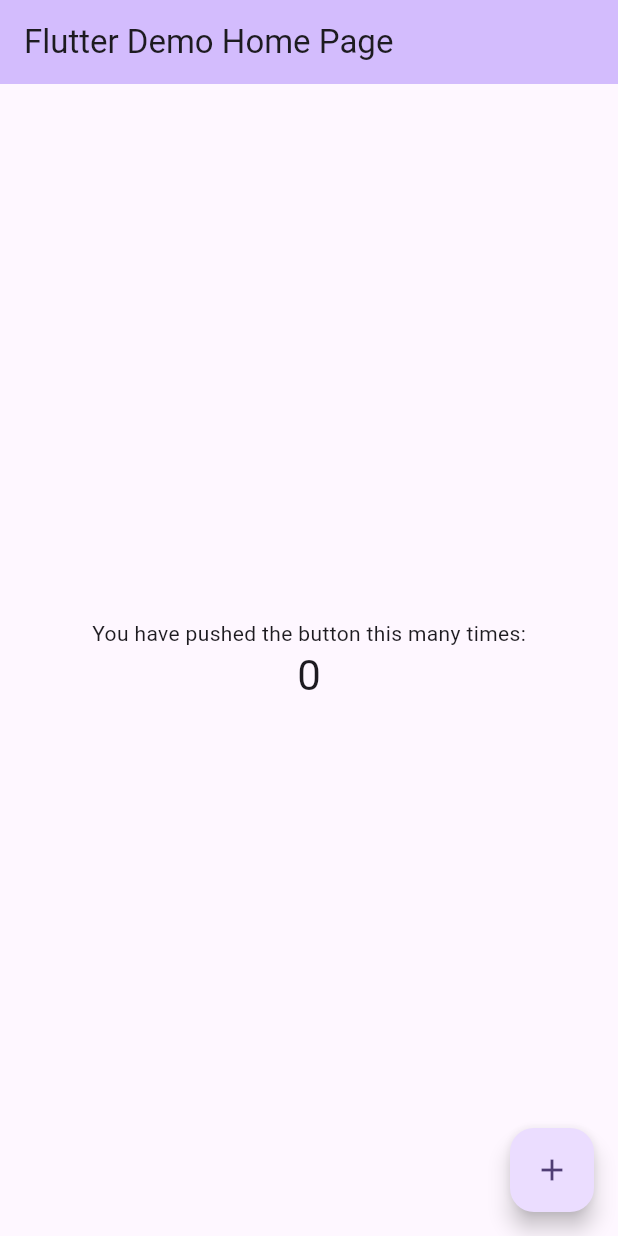
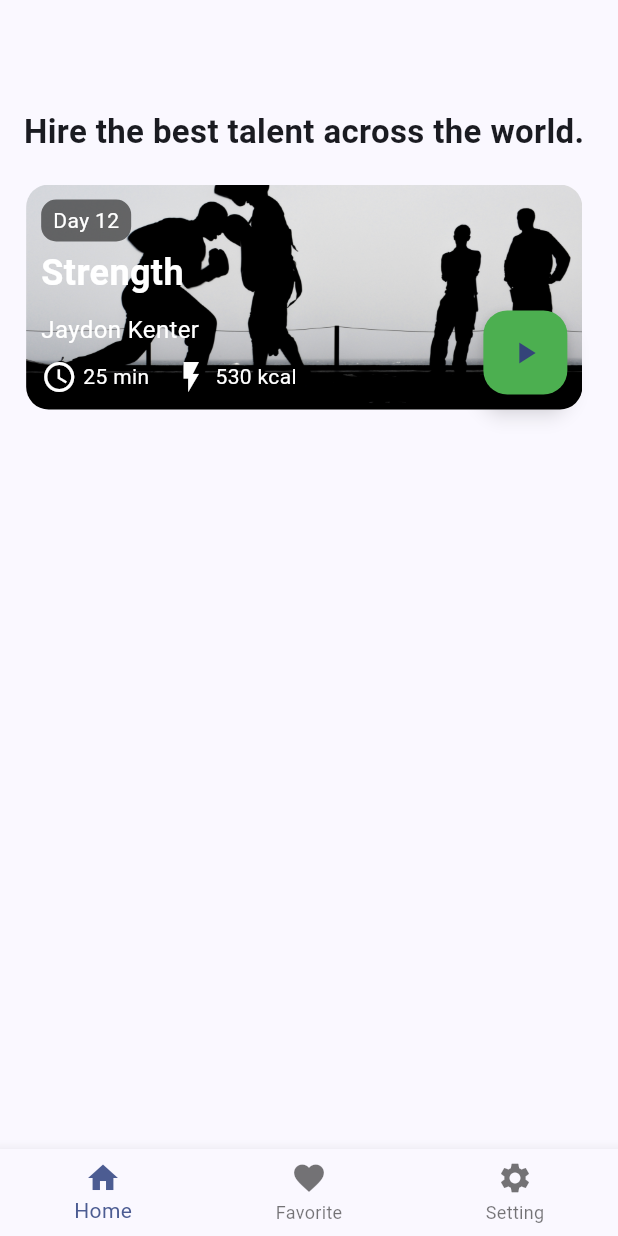
Before and after one commit to sukhaman/GigMaster, a Flutter app: the screen it shows after launch, on a phone screen of 412 x 824 dp. Run offline on Flutter 3.47's test engine with Material 3 defaults, Android fonts, the light colour scheme and no system bars; our stand-ins replace bloc, flutter_bloc, flutter_riverpod, flutter_svg, riverpod.

Commit message:
main screen UI updated

```diff
--- /dev/null
+++ b/gigmaster/lib/bloc/tab_bloc.dart
@@ -0,0 +1,29 @@
+// tab_bloc.dart
+
+import 'package:bloc/bloc.dart';
+import 'package:riverpod/riverpod.dart';
+
+final indexBottomNavbarProvider = StateProvider<int>((ref) {
+  return 0;
+});
+
+enum TabEvent { home, search, profile }
+
+class TabBloc extends Bloc<TabEvent, int> {
+  TabBloc() : super(0);
+
+  @override
+  Stream<int> mapEventToState(TabEvent event) async* {
+    switch (event) {
+      case TabEvent.home:
+        yield 0;
+        break;
+      case TabEvent.search:
+        yield 1;
+        break;
+      case TabEvent.profile:
+        yield 2;
+        break;
+    }
+  }
+}
--- a/gigmaster/lib/main.dart
+++ b/gigmaster/lib/main.dart
@@ -1,7 +1,12 @@
 import 'package:flutter/material.dart';
+import 'package:flutter_bloc/flutter_bloc.dart';
+import 'package:gigmaster/bloc/tab_bloc.dart';
+import 'package:gigmaster/views/tab_bar.dart';
+import 'package:flutter/material.dart';
+import 'package:flutter_riverpod/flutter_riverpod.dart';
 
 void main() {
-  runApp(const MyApp());
+  runApp(const ProviderScope(child: MyApp()));
 }
 
 class MyApp extends StatelessWidget {
@@ -11,115 +16,12 @@
   @override
   Widget build(BuildContext context) {
     return MaterialApp(
-      title: 'Flutter Demo',
-      theme: ThemeData(
-        // This is the theme of your application.
-        //
-        // TRY THIS: Try running your application with "flutter run". You'll see
-        // the application has a purple toolbar. Then, without quitting the app,
-        // try changing the seedColor in the colorScheme below to Colors.green
-        // and then invoke "hot reload" (save your changes or press the "hot
-        // reload" button in a Flutter-supported IDE, or press "r" if you used
-        // the command line to start the app).
-        //
-        // Notice that the counter didn't reset back to zero; the application
-        // state is not lost during the reload. To reset the state, use hot
-        // restart instead.
-        //
-        // This works for code too, not just values: Most code changes can be
-        // tested with just a hot reload.
-        colorScheme: ColorScheme.fromSeed(seedColor: Colors.deepPurple),
-        useMaterial3: true,
-      ),
-      home: const MyHomePage(title: 'Flutter Demo Home Page'),
-    );
+        debugShowCheckedModeBanner: false,
+        theme: ThemeData(
+          colorScheme: ColorScheme.fromSeed(
+              seedColor: const Color.fromARGB(255, 130, 129, 133)),
+          useMaterial3: true,
+        ),
+        home: const MainScreen());
   }
 }
-
-class MyHomePage extends StatefulWidget {
-  const MyHomePage({super.key, required this.title});
-
-  // This widget is the home page of your application. It is stateful, meaning
-  // that it has a State object (defined below) that contains fields that affect
-  // how it looks.
-
-  // This class is the configuration for the state. It holds the values (in this
-  // case the title) provided by the parent (in this case the App widget) and
-  // used by the build method of the State. Fields in a Widget subclass are
-  // always marked "final".
-
-  final String title;
-
-  @override
-  State<MyHomePage> createState() => _MyHomePageState();
-}
-
-class _MyHomePageState extends State<MyHomePage> {
-  int _counter = 0;
-
-  void _incrementCounter() {
-    setState(() {
-      // This call to setState tells the Flutter framework that something has
-      // changed in this State, which causes it to rerun the build method below
-      // so that the display can reflect the updated values. If we changed
-      // _counter without calling setState(), then the build method would not be
-      // called again, and so nothing would appear to happen.
-      _counter++;
-    });
-  }
-
-  @override
-  Widget build(BuildContext context) {
-    // This method is rerun every time setState is called, for instance as done
-    // by the _incrementCounter method above.
-    //
-    // The Flutter framework has been optimized to make rerunning build methods
-    // fast, so that you can just rebuild anything that needs updating rather
-    // than having to individually change instances of widgets.
-    return Scaffold(
-      appBar: AppBar(
-        // TRY THIS: Try changing the color here to a specific color (to
-        // Colors.amber, perhaps?) and trigger a hot reload to see the AppBar
-        // change color while the other colors stay the same.
-        backgroundColor: Theme.of(context).colorScheme.inversePrimary,
-        // Here we take the value from the MyHomePage object that was created by
-        // the App.build method, and use it to set our appbar title.
-        title: Text(widget.title),
-      ),
-      body: Center(
-        // Center is a layout widget. It takes a single child and positions it
-        // in the middle of the parent.
-        child: Column(
-          // Column is also a layout widget. It takes a list of children and
-          // arranges them vertically. By default, it sizes itself to fit its
-          // children horizontally, and tries to be as tall as its parent.
-          //
-          // Column has various properties to control how it sizes itself and
-          // how it positions its children. Here we use mainAxisAlignment to
-          // center the children vertically; the main axis here is the vertical
-          // axis because Columns are vertical (the cross axis would be
-          // horizontal).
-          //
-          // TRY THIS: Invoke "debug painting" (choose the "Toggle Debug Paint"
-          // action in the IDE, or press "p" in the console), to see the
-          // wireframe for each widget.
-          mainAxisAlignment: MainAxisAlignment.center,
-          children: <Widget>[
-            const Text(
-              'You have pushed the button this many times:',
-            ),
-            Text(
-              '$_counter',
-              style: Theme.of(context).textTheme.headlineMedium,
-            ),
-          ],
-        ),
-      ),
-      floatingActionButton: FloatingActionButton(
-        onPressed: _incrementCounter,
-        tooltip: 'Increment',
-        child: const Icon(Icons.add),
-      ), // This trailing comma makes auto-formatting nicer for build methods.
-    );
-  }
-}
--- /dev/null
+++ b/gigmaster/lib/views/home_view.dart
@@ -0,0 +1,144 @@
+import 'package:flutter/material.dart';
+import 'package:flutter_svg/svg.dart';
+
+class HomeView extends StatelessWidget {
+  const HomeView({super.key});
+
+  @override
+  Widget build(BuildContext context) {
+    return Scaffold(
+      appBar: AppBar(),
+      body: const Padding(
+        padding: EdgeInsets.all(16.0),
+        child: Column(
+          crossAxisAlignment: CrossAxisAlignment.center, // Center horizontally
+          children: [
+            Text(
+              'Hire the best talent across the world.',
+              textAlign: TextAlign.center, // Center the text
+              style: TextStyle(
+                fontWeight: FontWeight.bold, // Make the text bold
+                fontSize: 22.0, // You can set the font size as needed
+              ),
+            ),
+            SizedBox(
+                height: 20), // Add some space between the text and the list
+            WorkoutCard(),
+          ],
+        ),
+      ),
+    );
+  }
+}
+
+class WorkoutCard extends StatelessWidget {
+  const WorkoutCard({super.key});
+
+  @override
+  Widget build(BuildContext context) {
+    // Calculate the width of the card based on the device's screen width
+    final double screenWidth = MediaQuery.of(context).size.width;
+    final double cardWidth =
+        screenWidth * 0.9; // Adjust this percentage as needed
+
+    return Container(
+      width: cardWidth,
+      height: 150,
+      decoration: BoxDecoration(
+        borderRadius: BorderRadius.circular(15),
+        image: const DecorationImage(
+          image: AssetImage(
+              'lib/images/workout.jpeg'), // Replace with your image URL
+          fit: BoxFit.cover,
+        ),
+      ),
+      child: Stack(
+        children: [
+          Positioned(
+            top: 10,
+            left: 10,
+            child: Column(
+              crossAxisAlignment: CrossAxisAlignment.start,
+              children: [
+                Container(
+                  decoration: BoxDecoration(
+                    color: Colors.black54,
+                    borderRadius: BorderRadius.circular(10),
+                  ),
+                  padding:
+                      const EdgeInsets.symmetric(horizontal: 8, vertical: 4),
+                  child: const Text(
+                    'Day 12',
+                    style: TextStyle(color: Colors.white),
+                  ),
+                ),
+                const SizedBox(height: 4),
+                const Text(
+                  'Strength',
+                  style: TextStyle(
+                    color: Colors.white,
+                    fontSize: 24,
+                    fontWeight: FontWeight.bold,
+                  ),
+                ),
+              ],
+            ),
+          ),
+          const Positioned(
+            bottom: 10,
+            left: 10,
+            child: Column(
+              crossAxisAlignment: CrossAxisAlignment.start,
+              children: [
+                Text(
+                  'Jaydon Kenter',
+                  style: TextStyle(
+                    color: Colors.white,
+                    fontSize: 16,
+                  ),
+                ),
+                SizedBox(height: 8),
+                Row(
+                  children: [
+                    Row(
+                      children: [
+                        Icon(Icons.access_time, color: Colors.white),
+                        SizedBox(width: 4),
+                        Text(
+                          '25 min',
+                          style: TextStyle(color: Colors.white),
+                        ),
+                      ],
+                    ),
+                    SizedBox(width: 16),
+                    Row(
+                      children: [
+                        Icon(Icons.flash_on, color: Colors.white),
+                        SizedBox(width: 4),
+                        Text(
+                          '530 kcal',
+                          style: TextStyle(color: Colors.white),
+                        ),
+                      ],
+                    ),
+                  ],
+                ),
+              ],
+            ),
+          ),
+          Positioned(
+            bottom: 10,
+            right: 10,
+            child: FloatingActionButton(
+              backgroundColor: Colors.green,
+              onPressed: () {
+                // Add your action here
+              },
+              child: const Icon(Icons.play_arrow),
+            ),
+          ),
+        ],
+      ),
+    );
+  }
+}
--- /dev/null
+++ b/gigmaster/lib/views/profile_view.dart
@@ -0,0 +1,20 @@
+import 'package:flutter/material.dart';
+
+class ProfileView extends StatelessWidget {
+  const ProfileView({super.key});
+
+  @override
+  Widget build(BuildContext context) {
+    return Scaffold(
+      appBar: AppBar(),
+      body: const Padding(
+        padding: EdgeInsets.all(16.0),
+        child: Column(
+          children: [
+            Text('Profile View'),
+          ],
+        ),
+      ),
+    );
+  }
+}
--- /dev/null
+++ b/gigmaster/lib/views/settings_view.dart
@@ -0,0 +1,20 @@
+import 'package:flutter/material.dart';
+
+class SettingsView extends StatelessWidget {
+  const SettingsView({super.key});
+
+  @override
+  Widget build(BuildContext context) {
+    return Scaffold(
+      appBar: AppBar(),
+      body: const Padding(
+        padding: EdgeInsets.all(16.0),
+        child: Column(
+          children: [
+            Text('Settings View'),
+          ],
+        ),
+      ),
+    );
+  }
+}
--- /dev/null
+++ b/gigmaster/lib/views/tab_bar.dart
@@ -0,0 +1,41 @@
+import 'package:flutter/material.dart';
+import 'package:flutter_riverpod/flutter_riverpod.dart';
+import 'package:gigmaster/bloc/tab_bloc.dart';
+import 'package:gigmaster/views/home_view.dart';
+import 'package:gigmaster/views/profile_view.dart';
+import 'package:gigmaster/views/settings_view.dart';
+
+class MainScreen extends ConsumerWidget {
+  const MainScreen({super.key});
+
+  @override
+  Widget build(BuildContext context, WidgetRef ref) {
+    final bodies = [
+      const Center(
+        child: HomeView(),
+      ),
+      const Center(
+        child: ProfileView(),
+      ),
+      const Center(
+        child: SettingsView(),
+      ),
+    ];
+    final indexBottomNavbar = ref.watch(indexBottomNavbarProvider);
+    return Scaffold(
+      bottomNavigationBar: BottomNavigationBar(
+        currentIndex: indexBottomNavbar,
+        onTap: (value) {
+          ref.read(indexBottomNavbarProvider.notifier).update((state) => value);
+        },
+        items: const [
+          BottomNavigationBarItem(icon: Icon(Icons.home), label: 'Home'),
+          BottomNavigationBarItem(
+              icon: Icon(Icons.favorite), label: 'Favorite'),
+          BottomNavigationBarItem(icon: Icon(Icons.settings), label: 'Setting'),
+        ],
+      ),
+      body: bodies[indexBottomNavbar],
+    );
+  }
+}
```
Also changed, not shown: gigmaster/pubspec.yaml (+5 -5 lines), gigmaster/lib/images/workout.jpeg (added), gigmaster/pubspec.lock.
